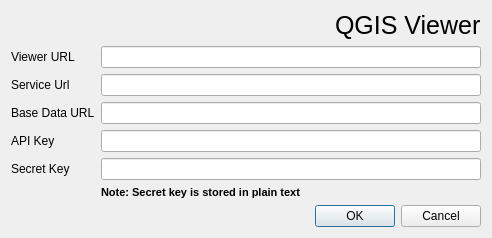
The window that qgisplugin/earthmine/settingsdialog.ui (kant/earthmine-qgis) describes before a commit, drawn with Qt 5.
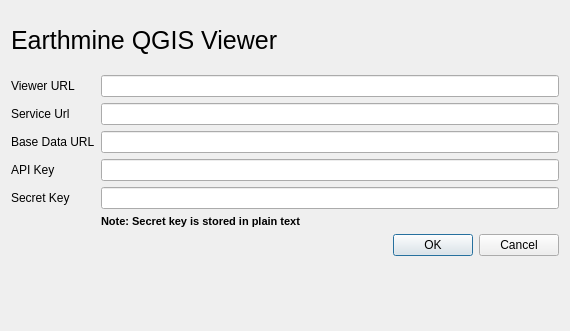
The same window after the commit. Icons and pictures are not drawn.

Commit message: Add earthmine logo to viewer. Add default viewer path

The edit to the form file:
```diff
--- a/qgisplugin/earthmine/settingsdialog.ui
+++ b/qgisplugin/earthmine/settingsdialog.ui
@@ -6,15 +6,15 @@
    <rect>
     <x>0</x>
     <y>0</y>
-    <width>492</width>
-    <height>214</height>
+    <width>570</width>
+    <height>331</height>
    </rect>
   </property>
   <property name="windowTitle">
    <string>Dialog</string>
   </property>
   <layout class="QGridLayout" name="gridLayout">
-   <item row="2" column="0" colspan="2">
+   <item row="3" column="0" colspan="3">
     <layout class="QFormLayout" name="formLayout">
      <property name="fieldGrowthPolicy">
       <enum>QFormLayout::AllNonFixedFieldsGrow</enum>
@@ -85,7 +85,37 @@
      </item>
     </layout>
    </item>
-   <item row="1" column="1">
+   <item row="4" column="0" colspan="3">
+    <widget class="QDialogButtonBox" name="buttonBox">
+     <property name="orientation">
+      <enum>Qt::Horizontal</enum>
+     </property>
+     <property name="standardButtons">
+      <set>QDialogButtonBox::Cancel|QDialogButtonBox::Ok</set>
+     </property>
+    </widget>
+   </item>
+   <item row="5" column="0">
+    <widget class="QLabel" name="label_4">
+     <property name="text">
+      <string/>
+     </property>
+     <property name="pixmap">
+      <pixmap resource="resources.qrc">:/icons/lglogo</pixmap>
+     </property>
+    </widget>
+   </item>
+   <item row="5" column="2">
+    <widget class="QLabel" name="logolabel">
+     <property name="text">
+      <string/>
+     </property>
+     <property name="pixmap">
+      <pixmap resource="resources.qrc">:/icons/emlogo</pixmap>
+     </property>
+    </widget>
+   </item>
+   <item row="0" column="0" colspan="3">
     <widget class="QLabel" name="label">
      <property name="sizePolicy">
       <sizepolicy hsizetype="Maximum" vsizetype="Minimum">
@@ -99,24 +129,7 @@
       </font>
      </property>
      <property name="text">
-      <string>QGIS Viewer</string>
-     </property>
-    </widget>
-   </item>
-   <item row="1" column="0">
-    <widget class="QLabel" name="logolabel">
-     <property name="text">
-      <string/>
-     </property>
-    </widget>
-   </item>
-   <item row="3" column="0" colspan="2">
-    <widget class="QDialogButtonBox" name="buttonBox">
-     <property name="orientation">
-      <enum>Qt::Horizontal</enum>
-     </property>
-     <property name="standardButtons">
-      <set>QDialogButtonBox::Cancel|QDialogButtonBox::Ok</set>
+      <string>Earthmine QGIS Viewer</string>
      </property>
     </widget>
    </item>
```
Left out of the diff: 24 changed lines with no effect on the pictures. The commit also changes 5 other files.
